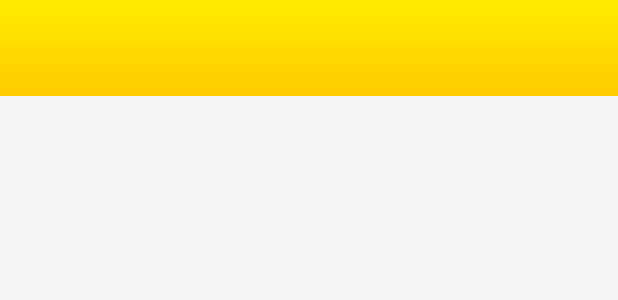
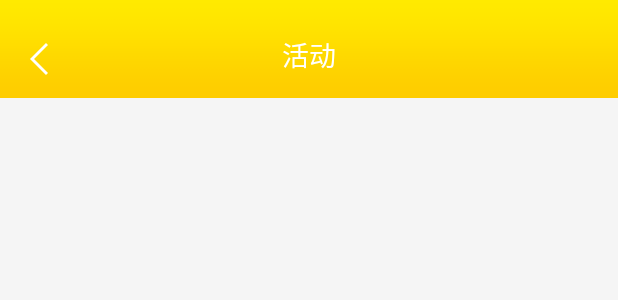
Before and after one commit to display822/beadTest, an Android app: the layout activity_my_activity.xml on its own in the app's theme, with its tools: preview values and no code run, on a phone screen of 412 x 824 dp. Shown: the top 300 px of the screen. Run offline under Robolectric (Android 15) with nearby library versions, the phone set to English and light mode, and no system bars.

Commit message:
界面修改

```diff
--- a/app/src/main/java/com/dreamwallet/activity/MyActivityActivity.java
+++ b/app/src/main/java/com/dreamwallet/activity/MyActivityActivity.java
@@ -11,15 +11,14 @@ import android.view.View;
 import android.view.ViewGroup;
 
 import com.bumptech.glide.Glide;
-import com.example.skn.framework.base.BaseActivity;
-import com.example.skn.framework.http.Api;
-import com.example.skn.framework.http.RequestCallBack;
-import com.example.skn.framework.util.ToolBarUtil;
 import com.dreamwallet.R;
 import com.dreamwallet.databinding.ItemMyActivityBinding;
 import com.dreamwallet.entity.MyActivityEntity;
 import com.dreamwallet.util.UrlService;
 import com.dreamwallet.widget.OnNoDoubleClickListener;
+import com.example.skn.framework.base.BaseActivity;
+import com.example.skn.framework.http.Api;
+import com.example.skn.framework.http.RequestCallBack;
 
 import java.util.List;
 
@@ -37,13 +36,13 @@ public class MyActivityActivity extends BaseActivity {
 
     @Override
     protected void initVar() {
-
+        setFlagTranslucentStatus();
     }
 
     @Override
     protected void init() {
         setContentView(R.layout.activity_my_activity);
-        ToolBarUtil.getInstance(mActivity).setTitle("活动").build();
+
         rlActivity = (RecyclerView) findViewById(R.id.rl_activity);
         rlActivity.setLayoutManager(new LinearLayoutManager(mActivity));
         View view = findViewById(R.id.activity_my_myactivity);
--- a/app/src/main/res/layout/activity_my_activity.xml
+++ b/app/src/main/res/layout/activity_my_activity.xml
@@ -5,7 +5,35 @@
     android:id="@+id/activity_my_myactivity"
     android:orientation="vertical">
 
-    <include layout="@layout/layout_toolbar" />
+    <RelativeLayout
+        android:layout_width="match_parent"
+        android:layout_height="@dimen/loans_height"
+        android:orientation="horizontal"
+        android:background="@drawable/title_bg"
+        >
+
+        <ImageView
+            android:id="@+id/title_back"
+            android:layout_width="wrap_content"
+            android:layout_height="wrap_content"
+            android:src="@drawable/ic_back"
+            android:layout_gravity="bottom"
+            android:layout_alignParentBottom="true"
+            android:layout_marginLeft="20dp"
+            android:layout_marginBottom="15dp"
+            />
+        <TextView
+            android:id="@+id/title_tv"
+            android:layout_width="wrap_content"
+            android:layout_height="wrap_content"
+            android:textColor="@color/color_FFFFFF"
+            android:textSize="18sp"
+            android:text="活动"
+            android:layout_centerHorizontal="true"
+            android:layout_alignParentBottom="true"
+            android:layout_marginBottom="15dp"
+            />
+    </RelativeLayout>
 
     <FrameLayout
         android:layout_width="match_parent"
--- a/app/src/main/res/layout/fragment_home.xml
+++ b/app/src/main/res/layout/fragment_home.xml
@@ -67,7 +67,7 @@
                 android:layout_marginBottom="10dp"
                 android:layout_marginRight="15dp"
                 android:onClick="@{tipClick}"
-                android:src="@drawable/ic_activity"
+                android:src="@drawable/ic_activity_tip"
                 />
         </RelativeLayout>
 
@@ -80,7 +80,6 @@
         android:layout_height="match_parent"
         android:background="@color/color_f5f5f5">
 
-        <include layout="@layout/layout_refresh" />
         <android.support.v4.widget.NestedScrollView
             android:layout_width="match_parent"
             android:layout_height="match_parent">
```
Also changed, not shown: app/src/main/res/drawable-xhdpi/ic_activity_tip.png (added), app/src/main/res/drawable-xxhdpi/ic_activity_tip.png (added).
